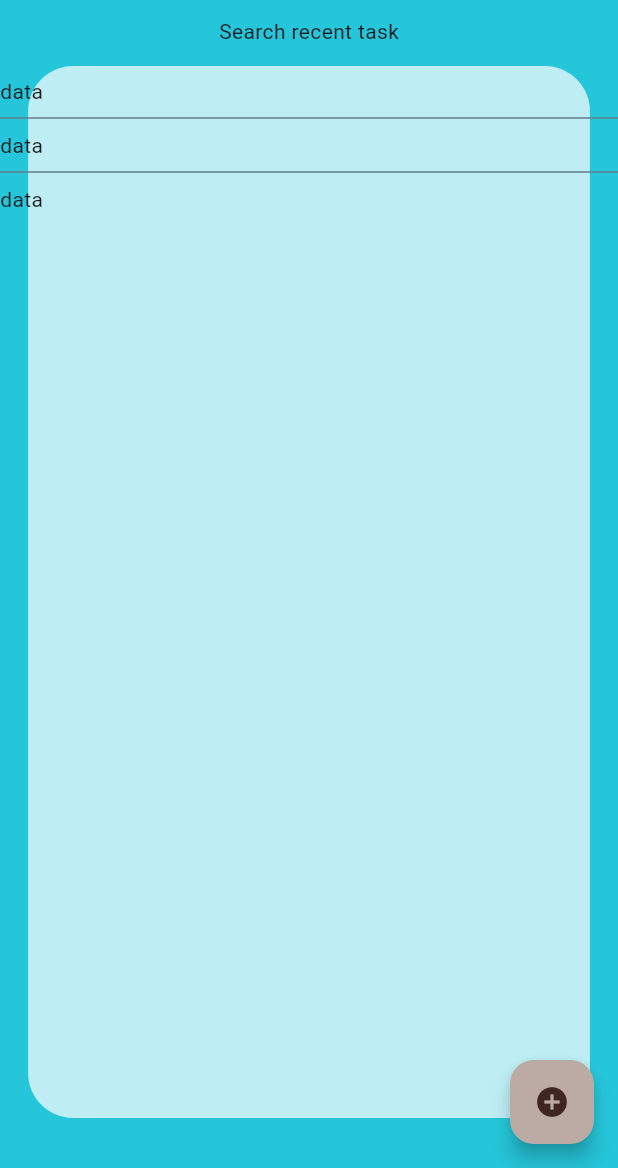
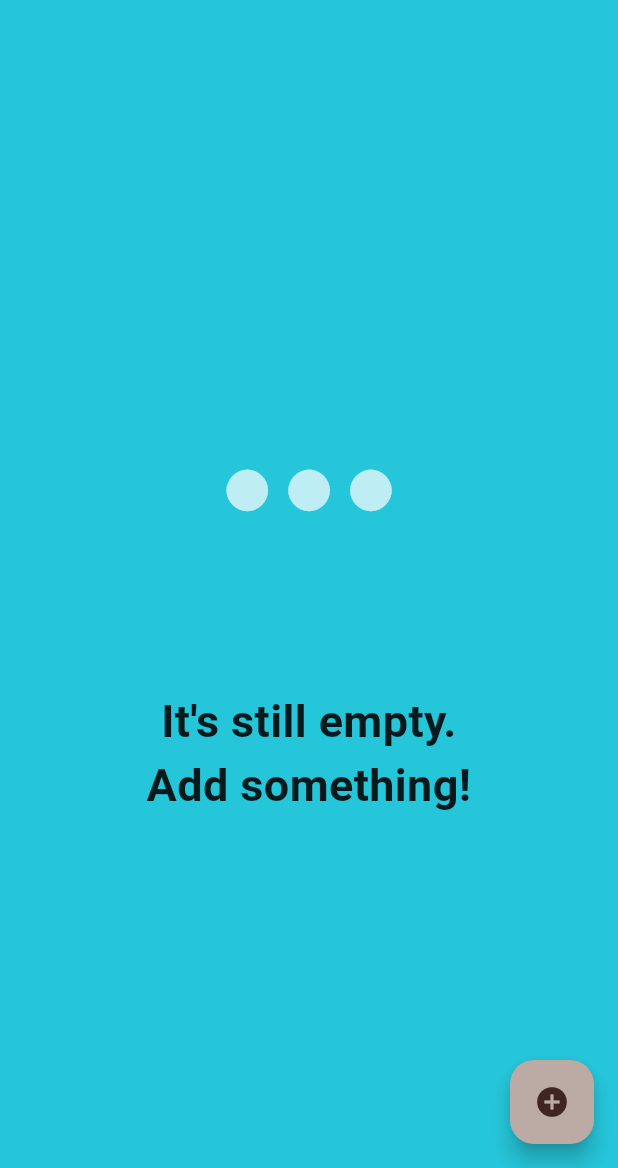
Before and after one commit to LiliaLuSol/To-Do-List, a Flutter app: the screen it shows after launch, on a phone screen of 412 x 824 dp, the part 68-1236 px from its top. Run offline on Flutter 3.47's test engine with Material 3 defaults, Android fonts, the phone set to English and light mode, and no system bars.

```diff
--- a/lib/homepage.dart
+++ b/lib/homepage.dart
@@ -1,6 +1,5 @@
-import 'dart:ffi';
-
 import 'package:flutter/material.dart';
+import 'package:to_do_list/widgets/custom_text_form_field.dart';
 
 class HomePage extends StatefulWidget {
   const HomePage({super.key});
@@ -10,11 +9,12 @@ class HomePage extends StatefulWidget {
 }
 
 class _HomePageState extends State<HomePage> {
+  TextEditingController searchController = TextEditingController();
 
   @override
   Widget build(BuildContext context) {
     var size = MediaQuery.of(context).size;
-    bool status = true;
+    bool status = false;
     return Scaffold(
       backgroundColor: Colors.cyan[400],
       appBar: AppBar(
@@ -28,11 +28,8 @@ class _HomePageState extends State<HomePage> {
         centerTitle: true,
         backgroundColor: Colors.cyan[400],
       ),
-      body:
-
-        status ? Stack(
-          textDirection: TextDirection.ltr,
-          children: <Widget>[
+      body: status
+          ? Stack(textDirection: TextDirection.ltr, children: <Widget>[
               Center(
                 child: Container(
                   width: size.width / 1.1,
@@ -44,29 +41,39 @@ class _HomePageState extends State<HomePage> {
               ),
               Column(
                 children: [
-         Text(
-              "Search recent task",),
+                  CustomTextFormField(
+                      hintText: "Search recent task",
+                      controller: searchController,
+                      textInputType: TextInputType.text,
+                      prefix: const Icon(
+                        Icons.search,
+                        color: Colors.black26,
+                      ),
+                      fillColor: Colors.white70,
+                      onChanged: (value) {}),
                   const SizedBox(
                     height: 20,
                   ),
                   Expanded(
                       child: ListView.separated(
                     shrinkWrap: true,
-                itemCount: 3,
+                    itemCount: 20,
                     itemBuilder: (context, index) {
                       return Text('data');
                     },
-                separatorBuilder:
-                    (BuildContext context, int index) {
+                    separatorBuilder: (BuildContext context, int index) {
                       return const Divider(
                         color: Colors.blueGrey,
                       );
                     },
-              ))
+                  )),
+                  const SizedBox(
+                    height: 20,
+                  ),
                 ],
-      )])
-          :
-      Center(
+              )
+            ])
+          : Center(
               child: Column(
                 crossAxisAlignment: CrossAxisAlignment.center,
                 mainAxisAlignment: MainAxisAlignment.center,
@@ -79,15 +86,21 @@ class _HomePageState extends State<HomePage> {
                   const SizedBox(
                     height: 50,
                   ),
-            Text(
-              'It\'s still empty. Add something!',
+                  const Text(
+                    'It\'s still empty.\nAdd something!',
+                    style: TextStyle(
+                        color: Colors.black87,
+                        fontWeight: FontWeight.w600,
+                        fontSize: 30),textAlign: TextAlign.center,
                   ),
                 ],
               ),
             ),
-      floatingActionButton: FloatingActionButton(backgroundColor: Colors.brown[200],
+      floatingActionButton: FloatingActionButton(
+          backgroundColor: Colors.brown[200],
           child: Icon(
-            Icons.add_circle,color: Colors.brown[900],
+            Icons.add_circle,
+            color: Colors.brown[900],
           ),
           onPressed: () {}),
     );
--- /dev/null
+++ b/lib/utils/constants.dart
@@ -0,0 +1,4 @@
+
+class Constants{
+  static const String taskKey = 'tasks';
+}
--- a/pubspec.yaml
+++ b/pubspec.yaml
@@ -35,6 +35,7 @@ dependencies:
   # The following adds the Cupertino Icons font to your application.
   # Use with the CupertinoIcons class for iOS style icons.
   cupertino_icons: ^1.0.6
+  intl: ^0.19.0
 
 dev_dependencies:
   flutter_test:
```
Also changed, not shown: lib/utils/exception_handler.dart (added, +11 -0 lines), lib/utils/other.dart (added, +22 -0 lines), lib/widgets/custom_text_form_field.dart (added, +90 -0 lines), pubspec.lock. Lines whose indentation alone changed are shown as unchanged.
